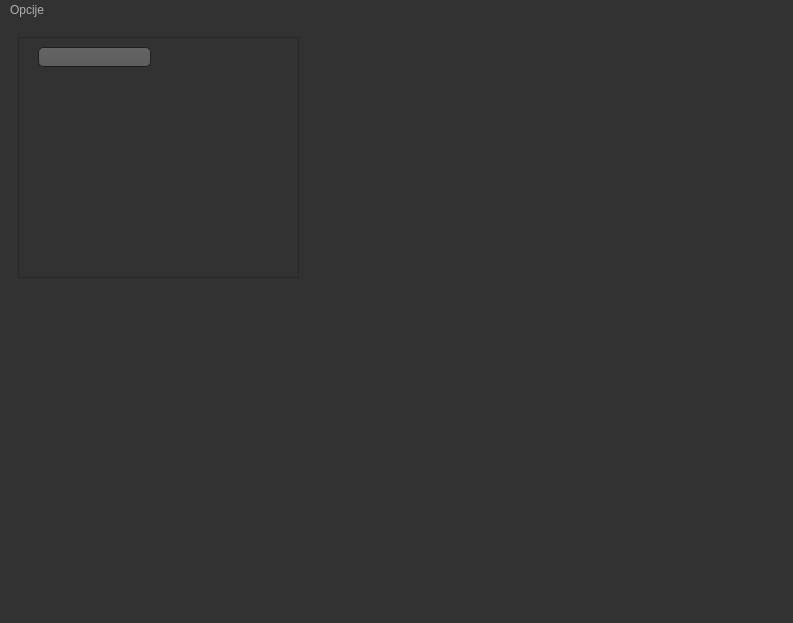
Before: the Qt Designer form untitled.ui in 4ntim4tter/Budget-Flow, drawn with Qt 5.
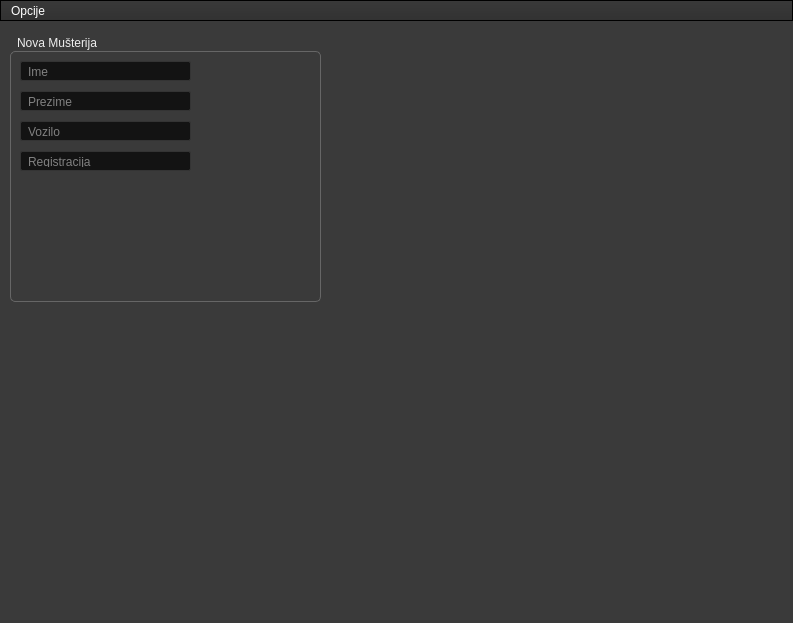
After: the same form once the commit is applied. Icons and pictures are not drawn.

What changed in the file:
```diff
--- a/untitled.ui
+++ b/untitled.ui
@@ -40,44 +40,75 @@
    <string>Budget Flow</string>
   </property>
   <property name="styleSheet">
-   <string notr="true">QToolTip
-{
-     border: 1px solid black;
-     background-color: #ffa02f;
-     padding: 1px;
-     border-radius: 3px;
-     opacity: 100;
-}
+   <string notr="true">/*Copyright (c) DevSec Studio. All rights reserved.
 
+MIT License
+
+Permission is hereby granted, free of charge, to any person obtaining a copy
+of this software and associated documentation files (the &quot;Software&quot;), to deal
+in the Software without restriction, including without limitation the rights
+to use, copy, modify, merge, publish, distribute, sublicense, and/or sell
+copies of the Software, and to permit persons to whom the Software is
+furnished to do so, subject to the following conditions:
+
+The above copyright notice and this permission notice shall be included in all
+copies or substantial portions of the Software.
+
+THE SOFTWARE IS PROVIDED *AS IS*, WITHOUT WARRANTY OF ANY KIND, EXPRESS OR
+IMPLIED, INCLUDING BUT NOT LIMITED TO THE WARRANTIES OF MERCHANTABILITY,
+FITNESS FOR A PARTICULAR PURPOSE AND NONINFRINGEMENT. IN NO EVENT SHALL THE
+AUTHORS OR COPYRIGHT HOLDERS BE LIABLE FOR ANY CLAIM, DAMAGES OR OTHER
+LIABILITY, WHETHER IN AN ACTION OF CONTRACT, TORT OR OTHERWISE, ARISING FROM,
+OUT OF OR IN CONNECTION WITH THE SOFTWARE OR THE USE OR OTHER DEALINGS IN THE SOFTWARE.
+*/
+
+/*-----QWidget-----*/
 QWidget
 {
-    color: #b1b1b1;
-    background-color: #323232;
+	background-color: #3a3a3a;
+	color: #fff;
+	selection-background-color: #b78620;
+	selection-color: #000;
+
 }
 
-QWidget:item:hover
+
+/*-----QLabel-----*/
+QLabel
 {
-    background-color: QLinearGradient( x1: 0, y1: 0, x2: 0, y2: 1, stop: 0 #ffa02f, stop: 1 #ca0619);
-    color: #000000;
+	background-color: transparent;
+	color: #fff;
+
 }
 
-QWidget:item:selected
+
+/*-----QMenuBar-----*/
+QMenuBar 
 {
-    background-color: QLinearGradient( x1: 0, y1: 0, x2: 0, y2: 1, stop: 0 #ffa02f, stop: 1 #d7801a);
+	background-color: qlineargradient(spread:repeat, x1:1, y1:0, x2:1, y2:1, stop:0 rgba(57, 57, 57, 255),stop:1 rgba(50, 50, 50, 255));
+	border: 1px solid #000;
+	color: #fff;
+
 }
 
-QMenuBar::item
+
+QMenuBar::item 
 {
-    background: transparent;
+	background-color: transparent;
+
 }
 
-QMenuBar::item:selected
+
+QMenuBar::item:selected 
 {
-    background: transparent;
-    border: 1px solid #ffaa00;
+	background-color: rgba(183, 134, 32, 20%);
+	border: 1px solid #b78620;
+	color: #fff;
+
 }
 
-QMenuBar::item:pressed
+
+QMenuBar::item:pressed 
 {
     background: #444;
     border: 1px solid #000;
@@ -93,454 +124,992 @@
     padding-bottom:1px;
 }
 
+
+/*-----QMenu-----*/
 QMenu
 {
     border: 1px solid #000;
 }
 
+
 QMenu::item
 {
     padding: 2px 20px 2px 20px;
 }
 
+
+QMenu::separator
+{
+   	background-color: rgb(183, 134, 32);
+	height: 1px;
+
+}
+
+
+QMenu::item:disabled
+{
+    color: #555;
+    background-color: transparent;
+    padding: 2px 20px 2px 20px;
+
+}
+
+
 QMenu::item:selected
 {
     color: #000000;
 }
 
-QWidget:disabled
+
+/*-----QToolBar-----*/
+QToolBar
 {
-    color: #404040;
-    background-color: #323232;
+	background-color: qlineargradient(spread:repeat, x1:1, y1:0, x2:1, y2:1, stop:0 rgba(69, 69, 69, 255),stop:1 rgba(58, 58, 58, 255));
+	border-top: none;
+	border-bottom: 1px solid #4f4f4f;
+	border-left: 1px solid #4f4f4f;
+	border-right: 1px solid #4f4f4f;
+
 }
 
-QAbstractItemView
+
+QToolBar::separator
 {
-    background-color: QLinearGradient( x1: 0, y1: 0, x2: 0, y2: 1, stop: 0 #4d4d4d, stop: 0.1 #646464, stop: 1 #5d5d5d);
+	background-color: #2e2e2e;
+	width: 1px;
+
 }
 
-QWidget:focus
+
+/*-----QToolButton-----*/
+QToolButton 
 {
-    /*border: 2px solid QLinearGradient( x1: 0, y1: 0, x2: 0, y2: 1, stop: 0 #ffa02f, stop: 1 #d7801a);*/
+	background-color: transparent;
+	color: #fff;
+	padding: 5px;
+	padding-left: 8px;
+	padding-right: 8px;
+	margin-left: 1px;
 }
 
-QLineEdit
+
+QToolButton:hover
 {
-    background-color: QLinearGradient( x1: 0, y1: 0, x2: 0, y2: 1, stop: 0 #4d4d4d, stop: 0 #646464, stop: 1 #5d5d5d);
-    padding: 1px;
-    border-style: solid;
-    border: 1px solid #1e1e1e;
-    border-radius: 5;
+	background-color: rgba(183, 134, 32, 20%);
+	border: 1px solid #b78620;
+	color: #fff;
+	
 }
 
+
+QToolButton:pressed
+{
+	background-color: qlineargradient(spread:repeat, x1:1, y1:0, x2:1, y2:1, stop:0 rgba(57, 57, 57, 255),stop:1 rgba(50, 50, 50, 255));
+	border: 1px solid #b78620;
+
+}
+
+
+QToolButton:checked
+{
+	background-color: qlineargradient(spread:repeat, x1:1, y1:0, x2:1, y2:1, stop:0 rgba(57, 57, 57, 255),stop:1 rgba(50, 50, 50, 255));
+	border: 1px solid #222;
+}
+
+
+/*-----QPushButton-----*/
 QPushButton
 {
-    color: #b1b1b1;
-    background-color: QLinearGradient( x1: 0, y1: 0, x2: 0, y2: 1, stop: 0 #565656, stop: 0.1 #525252, stop: 0.5 #4e4e4e, stop: 0.9 #4a4a4a, stop: 1 #464646);
-    border-width: 1px;
-    border-color: #1e1e1e;
-    border-style: solid;
-    border-radius: 6;
-    padding: 3px;
-    font-size: 12px;
-    padding-left: 5px;
-    padding-right: 5px;
+	background-color: qlineargradient(spread:repeat, x1:1, y1:0, x2:1, y2:1, stop:0 rgba(84, 84, 84, 255),stop:1 rgba(59, 59, 59, 255));
+	color: #ffffff;
+	min-width: 80px;
+	border-style: solid;
+	border-width: 1px;
+	border-radius: 3px;
+	border-color: #051a39;
+	padding: 5px;
+
 }
 
-QPushButton:pressed
+
+QPushButton::flat
 {
-    background-color: QLinearGradient( x1: 0, y1: 0, x2: 0, y2: 1, stop: 0 #2d2d2d, stop: 0.1 #2b2b2b, stop: 0.5 #292929, stop: 0.9 #282828, stop: 1 #252525);
+	background-color: transparent;
+	border: none;
+	color: #fff;
+
 }
 
+
+QPushButton::disabled
+{
+	background-color: #404040;
+	color: #656565;
+	border-color: #051a39;
+
+}
+
+
+QPushButton::hover
+{
+	background-color: rgba(183, 134, 32, 20%);
+	border: 1px solid #b78620;
+
+}
+
+
+QPushButton::pressed
+{
+	background-color: qlineargradient(spread:repeat, x1:1, y1:0, x2:1, y2:1, stop:0 rgba(74, 74, 74, 255),stop:1 rgba(49, 49, 49, 255));
+	border: 1px solid #b78620;
+
+}
+
+
+QPushButton::checked
+{
+	background-color: qlineargradient(spread:repeat, x1:1, y1:0, x2:1, y2:1, stop:0 rgba(74, 74, 74, 255),stop:1 rgba(49, 49, 49, 255));
+	border: 1px solid #222;
+
+}
+
+
+/*-----QLineEdit-----*/
+QLineEdit
+{
+	background-color: #131313;
+	color : #eee;
+	border: 1px solid #343434;
+	border-radius: 2px;
+	padding: 3px;
+	padding-left: 5px;
+
+}
+
+
+/*-----QPlainTExtEdit-----*/
+QPlainTextEdit
+{
+	background-color: #131313;
+	color : #eee;
+	border: 1px solid #343434;
+	border-radius: 2px;
+	padding: 3px;
+	padding-left: 5px;
+
+}
+
+
+/*-----QTabBar-----*/
+QTabBar::tab
+{
+	background-color: qlineargradient(spread:repeat, x1:1, y1:0, x2:1, y2:1, stop:0 rgba(84, 84, 84, 255),stop:1 rgba(59, 59, 59, 255));
+	color: #ffffff;
+	border-style: solid;
+	border-width: 1px;
+	border-color: #666;
+	border-bottom: none;
+	padding: 5px;
+	padding-left: 15px;
+	padding-right: 15px;
+
+}
+
+
+QTabWidget::pane 
+{
+	background-color: red;
+	border: 1px solid #666;
+	top: 1px;
+
+}
+
+
+QTabBar::tab:last
+{
+	margin-right: 0; 
+
+}
+
+
+QTabBar::tab:first:!selected
+{
+	background-color: #0c0c0d;
+	margin-left: 0px;
+
+}
+
+
+QTabBar::tab:!selected
+{
+	color: #b1b1b1;
+	border-bottom-style: solid;
+	background-color: #0c0c0d;
+
+}
+
+
+QTabBar::tab:selected
+{
+	margin-bottom: 0px;
+
+}
+
+
+QTabBar::tab:!selected:hover
+{
+	border-top-color: #b78620;
+
+}
+
+
+/*-----QComboBox-----*/
 QComboBox
 {
-    selection-background-color: #ffaa00;
-    background-color: QLinearGradient( x1: 0, y1: 0, x2: 0, y2: 1, stop: 0 #565656, stop: 0.1 #525252, stop: 0.5 #4e4e4e, stop: 0.9 #4a4a4a, stop: 1 #464646);
-    border-style: solid;
-    border: 1px solid #1e1e1e;
-    border-radius: 5;
+    background-color: qlineargradient(spread:repeat, x1:1, y1:0, x2:1, y2:1, stop:0 rgba(84, 84, 84, 255),stop:1 rgba(59, 59, 59, 255));
+    border: 1px solid #000;
+    padding-left: 6px;
+    color: #ffffff;
+    height: 20px;
+
 }
 
-QComboBox:hover,QPushButton:hover
+
+QComboBox::disabled
 {
-    border: 2px solid QLinearGradient( x1: 0, y1: 0, x2: 0, y2: 1, stop: 0 #ffa02f, stop: 1 #d7801a);
+	background-color: #404040;
+	color: #656565;
+	border-color: #051a39;
+
 }
 
 
 QComboBox:on
 {
-    padding-top: 3px;
-    padding-left: 4px;
-    background-color: QLinearGradient( x1: 0, y1: 0, x2: 0, y2: 1, stop: 0 #2d2d2d, stop: 0.1 #2b2b2b, stop: 0.5 #292929, stop: 0.9 #282828, stop: 1 #252525);
-    selection-background-color: #ffaa00;
+    background-color: #b78620;
+	color: #000;
+
 }
 
+
 QComboBox QAbstractItemView
 {
-    border: 2px solid darkgray;
-    selection-background-color: QLinearGradient( x1: 0, y1: 0, x2: 0, y2: 1, stop: 0 #ffa02f, stop: 1 #d7801a);
+    background-color: #383838;
+    color: #ffffff;
+    border: 1px solid black;
+    selection-background-color: #b78620;
+    outline: 0;
+
 }
 
+
 QComboBox::drop-down
 {
-     subcontrol-origin: padding;
-     subcontrol-position: top right;
-     width: 15px;
+	background-color: qlineargradient(spread:repeat, x1:1, y1:0, x2:1, y2:1, stop:0 rgba(57, 57, 57, 255),stop:1 rgba(50, 50, 50, 255));
+    subcontrol-origin: padding;
+    subcontrol-position: top right;
+    width: 15px;
+    border-left-width: 1px;
+    border-left-color: black;
+    border-left-style: solid; 
 
-     border-left-width: 0px;
-     border-left-color: darkgray;
-     border-left-style: solid; /* just a single line */
-     border-top-right-radius: 3px; /* same radius as the QComboBox */
-     border-bottom-right-radius: 3px;
- }
+}
+
 
 QComboBox::down-arrow
 {
-     image: url(:/down_arrow.png);
+    image: url(://arrow-down.png);
+    width: 8px;
+    height: 8px;
 }
 
-QGroupBox:focus
+
+/*-----QSpinBox &amp; QDateTimeEdit-----*/
+QSpinBox,
+QDateTimeEdit 
 {
-border: 2px solid QLinearGradient( x1: 0, y1: 0, x2: 0, y2: 1, stop: 0 #ffa02f, stop: 1 #d7801a);
+    background-color: #131313;
+	color : #eee;
+	border: 1px solid #343434;
+	padding: 3px;
+	padding-left: 5px;
+    border-radius : 2px;
+
 }
 
-QTextEdit:focus
+
+QSpinBox::up-button, 
+QDateTimeEdit::up-button
 {
-    border: 2px solid QLinearGradient( x1: 0, y1: 0, x2: 0, y2: 1, stop: 0 #ffa02f, stop: 1 #d7801a);
+	border-top-right-radius:2px;
+	background-color: #777777;
+    width: 16px; 
+    border-width: 1px;
+
 }
 
-QScrollBar:horizontal {
-     border: 1px solid #222222;
-     background: QLinearGradient( x1: 0, y1: 0, x2: 0, y2: 1, stop: 0.0 #121212, stop: 0.2 #282828, stop: 1 #484848);
-     height: 7px;
-     margin: 0px 16px 0 16px;
+
+QSpinBox::up-button:hover, 
+QDateTimeEdit::up-button:hover
+{
+	background-color: #585858;
+
 }
 
+
+QSpinBox::up-button:pressed, 
+QDateTimeEdit::up-button:pressed
+{
+	background-color: #252525;
+    width: 16px; 
+    border-width: 1px;
+
+}
+
+
+QSpinBox::up-arrow,
+QDateTimeEdit::up-arrow
+{
+    image: url(://arrow-up.png);
+    width: 7px;
+    height: 7px;
+
+}
+
+
+QSpinBox::down-button, 
+QDateTimeEdit::down-button
+{
+	border-bottom-right-radius:2px;
+	background-color: #777777;
+    width: 16px; 
+    border-width: 1px;
+
+}
+
+
+QSpinBox::down-button:hover, 
+QDateTimeEdit::down-button:hover
+{
+	background-color: #585858;
+
+}
+
+
+QSpinBox::down-button:pressed, 
+QDateTimeEdit::down-button:pressed
+{
+	background-color: #252525;
+    width: 16px; 
+    border-width: 1px;
+
+}
+
+
+QSpinBox::down-arrow,
+QDateTimeEdit::down-arrow
+{
+    image: url(://arrow-down.png);
+    width: 7px;
+    height: 7px;
+
+}
+
+
+/*-----QGroupBox-----*/
+QGroupBox 
+{
+    border: 1px solid;
+    border-color: #666666;
+	border-radius: 5px;
+    margin-top: 20px;
+
+}
+
+
+QGroupBox::title  
+{
+    background-color: transparent;
+    color: #eee;
+    subcontrol-origin: margin;
+    padding: 5px;
+	border-top-left-radius: 3px;
+	border-top-right-radius: 3px;
+
+}
+
+
+/*-----QHeaderView-----*/
+QHeaderView::section
+{
+    background-color: qlineargradient(spread:repeat, x1:1, y1:0, x2:1, y2:1, stop:0 rgba(60, 60, 60, 255),stop:1 rgba(50, 50, 50, 255));
+	border: 1px solid #000;
+    color: #fff;
+    text-align: left;
+	padding: 4px;
+	
+}
+
+
+QHeaderView::section:disabled
+{
+    background-color: #525251;
+    color: #656565;
+
+}
+
+
+QHeaderView::section:checked
+{
+    background-color: qlineargradient(spread:repeat, x1:1, y1:0, x2:1, y2:1, stop:0 rgba(60, 60, 60, 255),stop:1 rgba(50, 50, 50, 255));
+    color: #fff;
+
+}
+
+
+QHeaderView::section::vertical::first,
+QHeaderView::section::vertical::only-one
+{
+    border-top: 1px solid #353635;
+
+}
+
+
+QHeaderView::section::vertical
+{
+    border-top: 1px solid #353635;
+
+}
+
+
+QHeaderView::section::horizontal::first,
+QHeaderView::section::horizontal::only-one
+{
+    border-left: 1px solid #353635;
+
+}
+
+
+QHeaderView::section::horizontal
+{
+    border-left: 1px solid #353635;
+
+}
+
+
+QTableCornerButton::section
+{
+    background-color: qlineargradient(spread:repeat, x1:1, y1:0, x2:1, y2:1, stop:0 rgba(60, 60, 60, 255),stop:1 rgba(50, 50, 50, 255));
+	border: 1px solid #000;
+    color: #fff;
+
+}
+
+
+/*-----QTreeWidget-----*/
+QTreeView
+{
+	show-decoration-selected: 1;
+	alternate-background-color: #3a3a3a;
+	selection-color: #fff;
+	background-color: #2d2d2d;
+	border: 1px solid gray;
+	padding-top : 5px;
+	color: #fff;
+	font: 8pt;
+
+}
+
+
+QTreeView::item:selected
+{
+	color:#fff;
+	background-color: #b78620;
+	border-radius: 0px;
+
+}
+
+
+QTreeView::item:!selected:hover
+{
+    background-color: #262626;
+    border: none;
+    color: white;
+
+}
+
+
+QTreeView::branch:has-children:!has-siblings:closed,
+QTreeView::branch:closed:has-children:has-siblings 
+{
+	image: url(://tree-closed.png);
+
+}
+
+
+QTreeView::branch:open:has-children:!has-siblings,
+QTreeView::branch:open:has-children:has-siblings  
+{
+	image: url(://tree-open.png);
+
+}
+
+
+/*-----QListView-----*/
+QListView 
+{
+	background-color: qlineargradient(spread:repeat, x1:1, y1:0, x2:1, y2:1, stop:0 rgba(83, 83, 83, 255),stop:0.293269 rgba(81, 81, 81, 255),stop:0.634615 rgba(79, 79, 79, 255),stop:1 rgba(83, 83, 83, 255));
+    border : none;
+    color: white;
+    show-decoration-selected: 1; 
+    outline: 0;
+	border: 1px solid gray;
+
+}
+
+
+QListView::disabled 
+{
+	background-color: #656565;
+	color: #1b1b1b;
+    border: 1px solid #656565;
+
+}
+
+
+QListView::item 
+{
+	background-color: #2d2d2d;
+    padding: 1px;
+
+}
+
+
+QListView::item:alternate 
+{
+    background-color: #3a3a3a;
+
+}
+
+
+QListView::item:selected 
+{
+	background-color: #b78620;
+	border: 1px solid #b78620;
+	color: #fff;
+
+}
+
+
+QListView::item:selected:!active 
+{
+	background-color: #b78620;
+	border: 1px solid #b78620;
+	color: #fff;
+
+}
+
+
+QListView::item:selected:active 
+{
+	background-color: #b78620;
+	border: 1px solid #b78620;
+	color: #fff;
+
+}
+
+
+QListView::item:hover {
+    background-color: #262626;
+    border: none;
+    color: white;
+
+}
+
+
+/*-----QCheckBox-----*/
+QCheckBox
+{
+	background-color: transparent;
+    color: lightgray;
+	border: none;
+
+}
+
+
+QCheckBox::indicator
+{
+    background-color: #323232;
+    border: 1px solid darkgray;
+    width: 12px;
+    height: 12px;
+
+}
+
+
+QCheckBox::indicator:checked
+{
+    image:url(&quot;./ressources/check.png&quot;);
+	background-color: #b78620;
+    border: 1px solid #3a546e;
+
+}
+
+
+QCheckBox::indicator:unchecked:hover
+{
+	border: 1px solid #b78620; 
+
+}
+
+
+QCheckBox::disabled
+{
+	color: #656565;
+
+}
+
+
+QCheckBox::indicator:disabled
+{
+	background-color: #656565;
+	color: #656565;
+    border: 1px solid #656565;
+
+}
+
+
+/*-----QRadioButton-----*/
+QRadioButton 
+{
+	color: lightgray;
+	background-color: transparent;
+
+}
+
+
+QRadioButton::indicator::unchecked:hover 
+{
+	background-color: lightgray;
+	border: 2px solid #b78620;
+	border-radius: 6px;
+}
+
+
+QRadioButton::indicator::checked 
+{
+	border: 2px solid #b78620;
+	border-radius: 6px;
+	background-color: rgba(183,134,32,20%);  
+	width: 9px; 
+	height: 9px; 
+
+}
+
+
+/*-----QSlider-----*/
+QSlider::groove:horizontal 
+{
+	background-color: transparent;
+	height: 3px;
+
+}
+
+
+QSlider::sub-page:horizontal 
+{
+	background-color: #b78620;
+
+}
+
+
+QSlider::add-page:horizontal 
+{
+	background-color: #131313;
+
+}
+
+
+QSlider::handle:horizontal 
+{
+	background-color: #b78620;
+	width: 14px;
+	margin-top: -6px;
+	margin-bottom: -6px;
+	border-radius: 6px;
+
+}
+
+
+QSlider::handle:horizontal:hover 
+{
+	background-color: #d89e25;
+	border-radius: 6px;
+
+}
+
+
+QSlider::sub-page:horizontal:disabled 
+{
+	background-color: #bbb;
+	border-color: #999;
+
+}
+
+
+QSlider::add-page:horizontal:disabled 
+{
+	background-color: #eee;
+	border-color: #999;
+
+}
+
+
+QSlider::handle:horizontal:disabled 
+{
+	background-color: #eee;
+	border: 1px solid #aaa;
+	border-radius: 3px;
+
+}
+
+
+/*-----QScrollBar-----*/
+QScrollBar:horizontal
+{
+    border: 1px solid #222222;
+    background-color: #3d3d3d;
+    height: 15px;
+    margin: 0px 16px 0 16px;
+
+}
+
+
 QScrollBar::handle:horizontal
 {
-      background: QLinearGradient( x1: 0, y1: 0, x2: 1, y2: 0, stop: 0 #ffa02f, stop: 0.5 #d7801a, stop: 1 #ffa02f);
-      min-height: 20px;
-      border-radius: 2px;
+	background-color: qlineargradient(spread:repeat, x1:1, y1:0, x2:1, y2:1, stop:0 rgba(97, 97, 97, 255),stop:1 rgba(90, 90, 90, 255));
+	border: 1px solid #2d2d2d;
+    min-height: 20px;
+
 }
 
-QScrollBar::add-line:horizontal {
-      border: 1px solid #1b1b19;
-      border-radius: 2px;
-      background: QLinearGradient( x1: 0, y1: 0, x2: 1, y2: 0, stop: 0 #ffa02f, stop: 1 #d7801a);
-      width: 14px;
-      subcontrol-position: right;
-      subcontrol-origin: margin;
+
+QScrollBar::add-line:horizontal
+{
+	background-color: qlineargradient(spread:repeat, x1:1, y1:0, x2:1, y2:1, stop:0 rgba(97, 97, 97, 255),stop:1 rgba(90, 90, 90, 255));
+	border: 1px solid #2d2d2d;
+    width: 15px;
+    subcontrol-position: right;
+    subcontrol-origin: margin;
+
 }
 
-QScrollBar::sub-line:horizontal {
-      border: 1px solid #1b1b19;
-      border-radius: 2px;
-      background: QLinearGradient( x1: 0, y1: 0, x2: 1, y2: 0, stop: 0 #ffa02f, stop: 1 #d7801a);
-      width: 14px;
-     subcontrol-position: left;
-     subcontrol-origin: margin;
+
+QScrollBar::sub-line:horizontal
+{
+	background-color: qlineargradient(spread:repeat, x1:1, y1:0, x2:1, y2:1, stop:0 rgba(97, 97, 97, 255),stop:1 rgba(90, 90, 90, 255));
+	border: 1px solid #2d2d2d;
+    width: 15px;
+    subcontrol-position: left;
+    subcontrol-origin: margin;
+
 }
 
-QScrollBar::right-arrow:horizontal, QScrollBar::left-arrow:horizontal
+
+QScrollBar::right-arrow:horizontal
 {
-      border: 1px solid black;
-      width: 1px;
-      height: 1px;
-      background: white;
+    image: url(://arrow-right.png);
+    width: 6px;
+    height: 6px;
+
 }
 
+
+QScrollBar::left-arrow:horizontal
+{
+    image: url(://arrow-left.png);
+    width: 6px;
+    height: 6px;
+
+}
+
+
 QScrollBar::add-page:horizontal, QScrollBar::sub-page:horizontal
 {
-      background: none;
+    background: none;
+
 }
 
+
 QScrollBar:vertical
 {
-      background: QLinearGradient( x1: 0, y1: 0, x2: 1, y2: 0, stop: 0.0 #121212, stop: 0.2 #282828, stop: 1 #484848);
-      width: 7px;
-      margin: 16px 0 16px 0;
-      border: 1px solid #222222;
+    background-color: #3d3d3d;
+    width: 16px;
+	border: 1px solid #2d2d2d;
+    margin: 16px 0px 16px 0px;
+
 }
 
+
 QScrollBar::handle:vertical
 {
-      background: QLinearGradient( x1: 0, y1: 0, x2: 0, y2: 1, stop: 0 #ffa02f, stop: 0.5 #d7801a, stop: 1 #ffa02f);
-      min-height: 20px;
-      border-radius: 2px;
+    background-color: qlineargradient(spread:repeat, x1:1, y1:0, x2:1, y2:1, stop:0 rgba(97, 97, 97, 255),stop:1 rgba(90, 90, 90, 255));
+	border: 1px solid #2d2d2d;
+    min-height: 20px;
+
 }
 
+
 QScrollBar::add-line:vertical
 {
-      border: 1px solid #1b1b19;
-      border-radius: 2px;
-      background: QLinearGradient( x1: 0, y1: 0, x2: 0, y2: 1, stop: 0 #ffa02f, stop: 1 #d7801a);
-      height: 14px;
-      subcontrol-position: bottom;
-      subcontrol-origin: margin;
+	background-color: qlineargradient(spread:repeat, x1:1, y1:0, x2:1, y2:1, stop:0 rgba(97, 97, 97, 255),stop:1 rgba(90, 90, 90, 255));
+	border: 1px solid #2d2d2d;
+    height: 15px;
+    subcontrol-position: bottom;
+    subcontrol-origin: margin;
+
 }
 
+
 QScrollBar::sub-line:vertical
 {
-      border: 1px solid #1b1b19;
-      border-radius: 2px;
-      background: QLinearGradient( x1: 0, y1: 0, x2: 0, y2: 1, stop: 0 #d7801a, stop: 1 #ffa02f);
-      height: 14px;
-      subcontrol-position: top;
-      subcontrol-origin: margin;
+	background-color: qlineargradient(spread:repeat, x1:1, y1:0, x2:1, y2:1, stop:0 rgba(97, 97, 97, 255),stop:1 rgba(90, 90, 90, 255));
+	border: 1px solid #2d2d2d;
+    height: 15px;
+    subcontrol-position: top;
+    subcontrol-origin: margin;
+
 }
 
-QScrollBar::up-arrow:vertical, QScrollBar::down-arrow:vertical
+
+QScrollBar::up-arrow:vertical
 {
-      border: 1px solid black;
-      width: 1px;
-      height: 1px;
-      background: white;
+    image: url(://arrow-up.png);
+    width: 6px;
+    height: 6px;
+
+}
+
+
+QScrollBar::down-arrow:vertical
+{
+    image: url(://arrow-down.png);
+    width: 6px;
+    height: 6px;
+
 }
 
 
 QScrollBar::add-page:vertical, QScrollBar::sub-page:vertical
 {
-      background: none;
-}
+    background: none;
 
-QTextEdit
-{
-    background-color: #242424;
 }
 
-QPlainTextEdit
-{
-    background-color: #242424;
-}
 
-QHeaderView::section
-{
-    background-color: QLinearGradient(x1:0, y1:0, x2:0, y2:1, stop:0 #616161, stop: 0.5 #505050, stop: 0.6 #434343, stop:1 #656565);
-    color: white;
-    padding-left: 4px;
-    border: 1px solid #6c6c6c;
-}
-
-QCheckBox:disabled
-{
-color: #414141;
-}
-
-QDockWidget::title
-{
-    text-align: center;
-    spacing: 3px; /* spacing between items in the tool bar */
-    background-color: QLinearGradient(x1:0, y1:0, x2:0, y2:1, stop:0 #323232, stop: 0.5 #242424, stop:1 #323232);
-}
-
-QDockWidget::close-button, QDockWidget::float-button
-{
-    text-align: center;
-    spacing: 1px; /* spacing between items in the tool bar */
-    background-color: QLinearGradient(x1:0, y1:0, x2:0, y2:1, stop:0 #323232, stop: 0.5 #242424, stop:1 #323232);
-}
-
-QDockWidget::close-button:hover, QDockWidget::float-button:hover
-{
-    background: #242424;
-}
-
-QDockWidget::close-button:pressed, QDockWidget::float-button:pressed
-{
-    padding: 1px -1px -1px 1px;
-}
-
-QMainWindow::separator
-{
-    background-color: QLinearGradient(x1:0, y1:0, x2:0, y2:1, stop:0 #161616, stop: 0.5 #151515, stop: 0.6 #212121, stop:1 #343434);
-    color: white;
-    padding-left: 4px;
-    border: 1px solid #4c4c4c;
-    spacing: 3px; /* spacing between items in the tool bar */
-}
-
-QMainWindow::separator:hover
-{
-
-    background-color: QLinearGradient(x1:0, y1:0, x2:0, y2:1, stop:0 #d7801a, stop:0.5 #b56c17 stop:1 #ffa02f);
-    color: white;
-    padding-left: 4px;
-    border: 1px solid #6c6c6c;
-    spacing: 3px; /* spacing between items in the tool bar */
-}
-
-QToolBar::handle
-{
-     spacing: 3px; /* spacing between items in the tool bar */
-     background: url(:/images/handle.png);
-}
-
-QMenu::separator
-{
-    height: 2px;
-    background-color: QLinearGradient(x1:0, y1:0, x2:0, y2:1, stop:0 #161616, stop: 0.5 #151515, stop: 0.6 #212121, stop:1 #343434);
-    color: white;
-    padding-left: 4px;
-    margin-left: 10px;
-    margin-right: 5px;
-}
-
+/*-----QProgressBar-----*/
 QProgressBar
 {
-    border: 2px solid grey;
-    border-radius: 5px;
+    border: 1px solid #666666;
     text-align: center;
+	color: #000;
+	font-weight: bold;
+
 }
 
+
 QProgressBar::chunk
 {
-    background-color: #d7801a;
-    width: 2.15px;
+    background-color: #b78620;
+    width: 30px;
     margin: 0.5px;
-}
 
-QTabBar::tab {
-    color: #b1b1b1;
-    border: 1px solid #444;
-    border-bottom-style: none;
-    background-color: #323232;
-    padding-left: 10px;
-    padding-right: 10px;
-    padding-top: 3px;
-    padding-bottom: 2px;
-    margin-right: -1px;
 }
 
-QTabWidget::pane {
-    border: 1px solid #444;
-    top: 1px;
-}
-
-QTabBar::tab:last
-{
-    margin-right: 0; /* the last selected tab has nothing to overlap with on the right */
-    border-top-right-radius: 3px;
-}
-
-QTabBar::tab:first:!selected
-{
- margin-left: 0px; /* the last selected tab has nothing to overlap with on the right */
-
-
-    border-top-left-radius: 3px;
-}
-
-QTabBar::tab:!selected
-{
-    color: #b1b1b1;
-    border-bottom-style: solid;
-    margin-top: 3px;
-    background-color: QLinearGradient(x1:0, y1:0, x2:0, y2:1, stop:1 #212121, stop:.4 #343434);
-}
-
-QTabBar::tab:selected
-{
-    border-top-left-radius: 3px;
-    border-top-right-radius: 3px;
-    margin-bottom: 0px;
-}
-
-QTabBar::tab:!selected:hover
-{
-    /*border-top: 2px solid #ffaa00;
-    padding-bottom: 3px;*/
-    border-top-left-radius: 3px;
-    border-top-right-radius: 3px;
-    background-color: QLinearGradient(x1:0, y1:0, x2:0, y2:1, stop:1 #212121, stop:0.4 #343434, stop:0.2 #343434, stop:0.1 #ffaa00);
-}
-
-QRadioButton::indicator:checked, QRadioButton::indicator:unchecked{
-    color: #b1b1b1;
-    background-color: #323232;
-    border: 1px solid #b1b1b1;
-    border-radius: 6px;
-}
-
-QRadioButton::indicator:checked
-{
-    background-color: qradialgradient(
-        cx: 0.5, cy: 0.5,
-        fx: 0.5, fy: 0.5,
-        radius: 1.0,
-        stop: 0.25 #ffaa00,
-        stop: 0.3 #323232
-    );
-}
-
-QCheckBox::indicator{
-    color: #b1b1b1;
-    background-color: #323232;
-    border: 1px solid #b1b1b1;
-    width: 9px;
-    height: 9px;
-}
-
-QRadioButton::indicator
-{
-    border-radius: 6px;
-}
-
-QRadioButton::indicator:hover, QCheckBox::indicator:hover
-{
-    border: 1px solid #ffaa00;
-}
-
-QCheckBox::indicator:checked
-{
-    image:url(:/images/checkbox.png);
-}
-
-QCheckBox::indicator:disabled, QRadioButton::indicator:disabled
-{
-    border: 1px solid #444;
-}</string>
+</string>
   </property>
   <widget class="QWidget" name="centralwidget">
-   <widget class="QWidget" name="add_customer_widget" native="true">
+   <widget class="QGroupBox" name="add_customer_box">
     <property name="geometry">
      <rect>
-      <x>9</x>
-      <y>9</y>
-      <width>301</width>
-      <height>261</height>
+      <x>10</x>
+      <y>10</y>
+      <width>311</width>
+      <height>271</height>
      </rect>
     </property>
-    <widget class="QFrame" name="frame">
+    <property name="title">
+     <string>Nova Mušterija</string>
+    </property>
+    <property name="alignment">
+     <set>Qt::AlignLeading|Qt::AlignLeft|Qt::AlignVCenter</set>
+    </property>
+    <property name="flat">
+     <bool>false</bool>
+    </property>
+    <property name="checkable">
+     <bool>false</bool>
+    </property>
+    <widget class="QLineEdit" name="add_customer_surname">
      <property name="geometry">
       <rect>
-       <x>9</x>
-       <y>9</y>
-       <width>281</width>
-       <height>241</height>
+       <x>10</x>
+       <y>60</y>
+       <width>171</width>
+       <height>20</height>
       </rect>
      </property>
-     <property name="frameShape">
-      <enum>QFrame::StyledPanel</enum>
+     <property name="placeholderText">
+      <string>Prezime</string>
      </property>
-     <property name="frameShadow">
-      <enum>QFrame::Sunken</enum>
+    </widget>
+    <widget class="QLineEdit" name="add_customer_name">
+     <property name="geometry">
+      <rect>
+       <x>10</x>
+       <y>30</y>
+       <width>171</width>
+       <height>20</height>
+      </rect>
      </property>
-     <property name="lineWidth">
-      <number>3</number>
+     <property name="placeholderText">
+      <string>Ime</string>
      </property>
-     <property name="midLineWidth">
-      <number>1</number>
+    </widget>
+    <widget class="QLineEdit" name="add_customer_vehicle">
+     <property name="geometry">
+      <rect>
+       <x>10</x>
+       <y>90</y>
+       <width>171</width>
+       <height>20</height>
+      </rect>
      </property>
-     <widget class="QLineEdit" name="add_customer_name">
-      <property name="geometry">
-       <rect>
-        <x>20</x>
-        <y>10</y>
-        <width>113</width>
-        <height>20</height>
-       </rect>
-      </property>
-     </widget>
+     <property name="dragEnabled">
+      <bool>false</bool>
+     </property>
+     <property name="placeholderText">
+      <string>Vozilo</string>
+     </property>
+    </widget>
+    <widget class="QLineEdit" name="add_customer_registration">
+     <property name="geometry">
+      <rect>
+       <x>10</x>
+       <y>120</y>
+       <width>171</width>
+       <height>20</height>
+      </rect>
+     </property>
+     <property name="text">
+      <string/>
+     </property>
+     <property name="dragEnabled">
+      <bool>false</bool>
+     </property>
+     <property name="placeholderText">
+      <string>Registracija</string>
+     </property>
     </widget>
    </widget>
   </widget>
@@ -551,7 +1120,7 @@
      <x>0</x>
      <y>0</y>
      <width>793</width>
-     <height>21</height>
+     <height>23</height>
     </rect>
    </property>
    <widget class="QMenu" name="menuOpcije">
```
Left out of the diff: 53 changed lines with no effect on the pictures.
